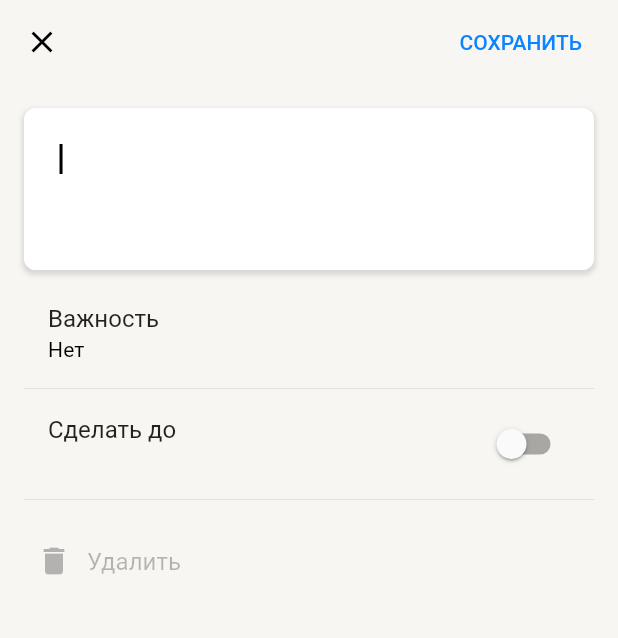
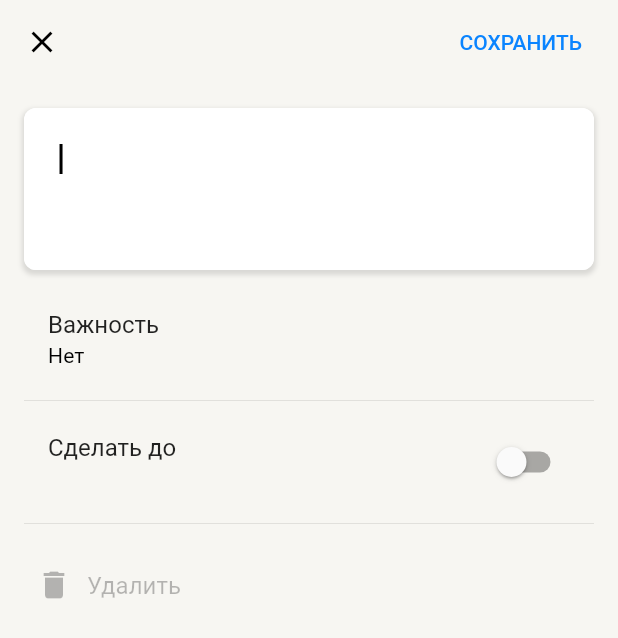
Before and after one commit to leshgun/simplify_the_task, a Flutter app: the Task screen opened by its route, on a phone screen of 412 x 824 dp. Shown: the top 638 px of the screen. Run offline on Flutter 3.47's test engine with Material 2 defaults, Android fonts, the phone set to English and light mode, and no system bars; our stand-ins replace equatable, flutter_bloc, logger.

Commit message:
Try to look prettier
Changed cursor colors in dark and light themes.

```diff
--- a/lib/theme/theme.dart
+++ b/lib/theme/theme.dart
@@ -95,7 +95,11 @@ final lightTheme = ThemeData(
     fillColor: const Color(0xffffffff),
     contentPadding: const EdgeInsets.all(24),
   ),
-  textSelectionTheme: const TextSelectionThemeData(cursorColor: Colors.black),
+  textSelectionTheme: const TextSelectionThemeData(
+    cursorColor: Colors.black,
+    selectionColor: Colors.black12,
+    selectionHandleColor: Colors.black45
+  ),
   switchTheme: SwitchThemeData(
       trackColor: MaterialStateProperty.resolveWith((state) =>
           state.contains(MaterialState.selected)
@@ -116,7 +120,6 @@ final lightTheme = ThemeData(
     titleSmall: subhead,
     bodyMedium: body,
     bodySmall: subhead,
-    // labelMedium: subhead,
   ),
   appBarTheme: const AppBarTheme(
     color: Color(0xfff7f6f2),
@@ -125,9 +128,7 @@ final lightTheme = ThemeData(
       fontWeight: FontWeight.bold,
     ),
   ),
-  listTileTheme: const ListTileThemeData(
-    dense: true,
-  ),
+  listTileTheme: const ListTileThemeData(dense: true, minVerticalPadding: 16),
 );
 
 final darkTheme = ThemeData(
@@ -152,7 +153,11 @@ final darkTheme = ThemeData(
     fillColor: const Color(0xff252528),
     contentPadding: const EdgeInsets.all(24),
   ),
-  textSelectionTheme: const TextSelectionThemeData(cursorColor: Colors.white),
+  textSelectionTheme: const TextSelectionThemeData(
+    cursorColor: Colors.white,
+    selectionColor: Colors.white24,
+    selectionHandleColor: Colors.white54
+  ),
   switchTheme: SwitchThemeData(
     trackColor: MaterialStateProperty.resolveWith((state) =>
         state.contains(MaterialState.selected)
@@ -182,7 +187,5 @@ final darkTheme = ThemeData(
       fontWeight: FontWeight.bold,
     ),
   ),
-  listTileTheme: const ListTileThemeData(
-    dense: true,
-  ),
+  listTileTheme: const ListTileThemeData(dense: true, minVerticalPadding: 16),
 );
```
